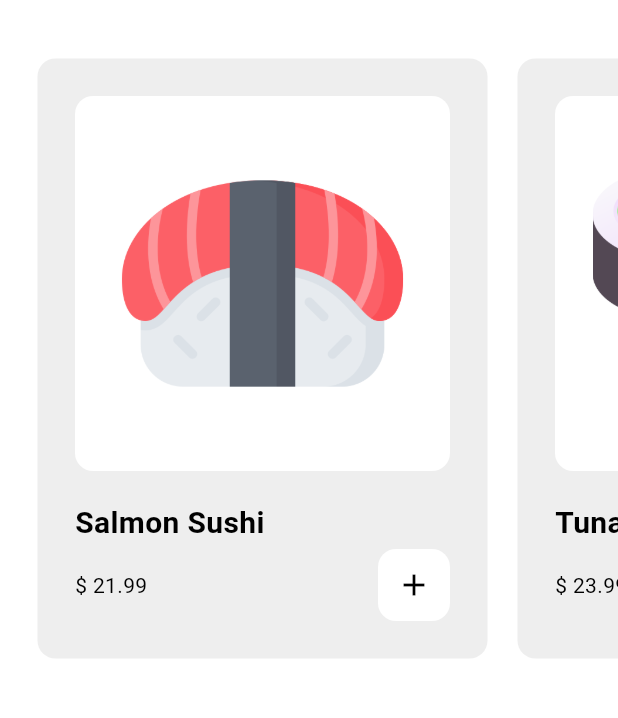
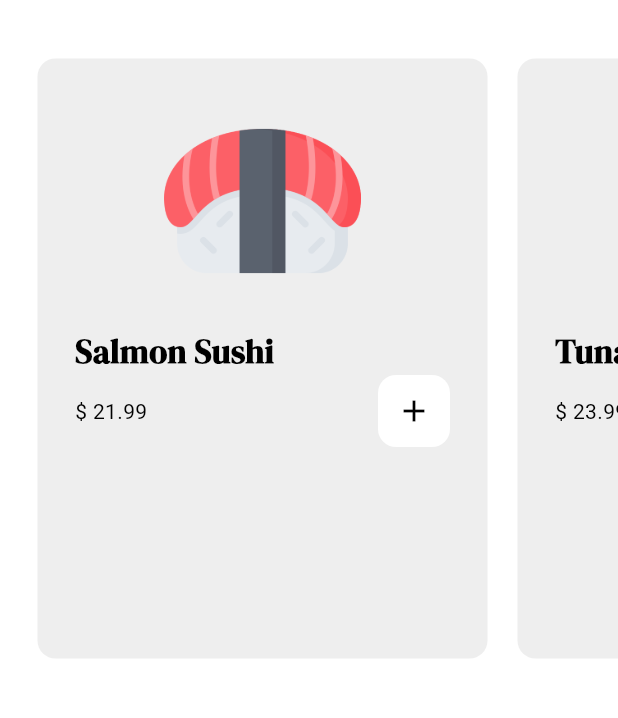
Before and after one commit to isaadmushtaq/ecommerce_app_flutter, a Flutter app: the ShopPage screen opened by its route, on a phone screen of 412 x 824 dp, the part 63-781 px from its top. Run offline on Flutter 3.47's test engine with Material 3 defaults, Android fonts, the phone set to English and light mode, and no system bars; drawn by our look-alikes of badges; our stand-ins replace google_fonts.

Commit message:
updated ui

```diff
--- a/lib/components/my_product_tile.dart
+++ b/lib/components/my_product_tile.dart
@@ -1,6 +1,7 @@
 import 'package:ecomerce_app/models/product.dart';
 import 'package:ecomerce_app/pages/product_description_page.dart';
 import 'package:flutter/material.dart';
+import 'package:google_fonts/google_fonts.dart';
 import 'package:provider/provider.dart';
 import '../models/shop.dart';
 
@@ -44,24 +45,20 @@ class ProductTile extends StatelessWidget {
         padding: const EdgeInsets.all(25),
         child: Column(
           crossAxisAlignment: CrossAxisAlignment.start,
-          mainAxisAlignment: MainAxisAlignment.spaceBetween,
           children: [
-            AspectRatio(
-              aspectRatio: 1,
-              child: Container(
-                  decoration: BoxDecoration(
-                      color: Theme.of(context).colorScheme.secondary,
-                      borderRadius: BorderRadius.circular(12)),
-                  padding: const EdgeInsets.all(25),
-                  width: double.infinity,
-                  child: Image.asset(product.imagePath)),
+            Center(
+              child: Image.asset(
+                product.imagePath,
+                height: 140,
+              ),
             ),
             const SizedBox(
               height: 15,
             ),
             Text(
               product.name,
-              style: const TextStyle(fontSize: 20, fontWeight: FontWeight.bold),
+              style: GoogleFonts.dmSerifDisplay(
+                  fontSize: 22, fontWeight: FontWeight.bold),
             ),
             Row(
               mainAxisAlignment: MainAxisAlignment.spaceBetween,
```
